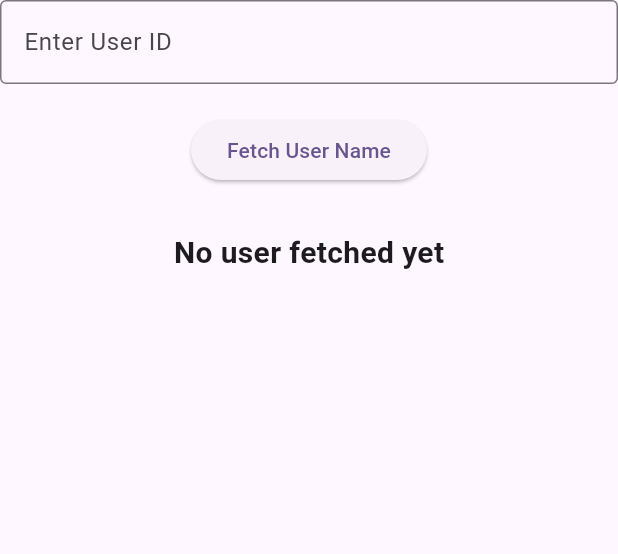
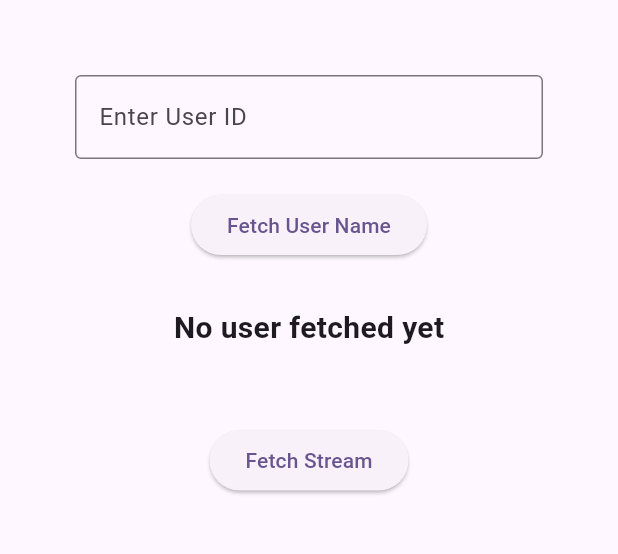
Before and after one commit to vikram-agrawal/typesafe_firebase_examples, a Flutter app: the screen it shows after launch, on a phone screen of 412 x 824 dp, the part 84-638 px from its top. Run offline on Flutter 3.47's test engine with Material 3 defaults, Android fonts, the phone set to English and light mode, and no system bars; our stand-ins replace firebase_core; missing offline and left inert: typesafe_firebase_core, typesafe_firebase_functions; accounts and stored records are empty.

Commit message:
feat: add streaming callable function example with server and client implementation, update package versions, and refine Firestore example UI text.

```diff
--- a/typesafe_firebase_firestore_example/lib/firestore/get_example.dart
+++ b/typesafe_firebase_firestore_example/lib/firestore/get_example.dart
@@ -46,7 +46,7 @@ class _GetUserState extends State<GetUserWidget> {
           TextField(
             controller: _userNameController,
             decoration: const InputDecoration(
-              labelText: "Enter User Name",
+              labelText: "Enter Doc Id",
               border: OutlineInputBorder(),
             ),
             keyboardType: TextInputType.number,
@@ -54,7 +54,7 @@ class _GetUserState extends State<GetUserWidget> {
           const SizedBox(height: 20),
 
           // Button to trigger fetch
-          ElevatedButton(onPressed: _addUser, child: const Text("Add User")),
+          ElevatedButton(onPressed: _addUser, child: const Text("Get User")),
           const SizedBox(height: 30),
 
           // Display view for User Name
--- a/typesafe_firebase_functions_example/lib/functions/api_service.dart
+++ b/typesafe_firebase_functions_example/lib/functions/api_service.dart
@@ -7,3 +7,9 @@ class ExampleApiService extends FirebaseFunctionsService {
 
   late final load = createFunction<StringData, UserProfile>("/load");
 }
+
+class StreamApiService extends FirebaseFunctionsService {
+  late final stream = createStream<VoidData, StringData, IntData>(
+    "streamClient",
+  );
+}
--- a/typesafe_firebase_functions_example/lib/main.dart
+++ b/typesafe_firebase_functions_example/lib/main.dart
@@ -1,6 +1,8 @@
 import 'package:firebase_core/firebase_core.dart';
 import 'package:flutter/material.dart';
+import 'package:typesafe_firebase_core/models/common_models.dart';
 import 'package:typesafe_firebase_core/typesafe_firebase.dart';
+import 'package:typesafe_firebase_functions_example/functions/api_service.dart';
 import 'package:typesafe_firebase_functions_example/functions/functions_example.dart';
 import 'package:typesafe_firebase_functions_example/register_models.g.dart';
 
@@ -45,6 +47,7 @@ class _MyHomePageState extends State<MyHomePage> {
   final TextEditingController _userIdController = TextEditingController();
 
   String _userName = "No user fetched yet";
+  String _streamData = "";
 
   void _fetchUserName() async {
     String input = _userIdController.text.trim();
@@ -60,6 +63,26 @@ class _MyHomePageState extends State<MyHomePage> {
     });
   }
 
+  void _fetchStream() async {
+    setState(() {
+      _streamData = "";
+    });
+
+    StreamApiService().stream.listen(
+      VoidData(),
+      handlePartialData: (data) => {
+        setState(() {
+          _streamData += " ${data.value}";
+        }),
+      },
+      handleResultData: (data) => {
+        setState(() {
+          _streamData += " : ${data.value}";
+        }),
+      },
+    );
+  }
+
   @override
   Widget build(BuildContext context) {
     return Scaffold(
@@ -68,6 +91,8 @@ class _MyHomePageState extends State<MyHomePage> {
         title: Text(widget.title),
       ),
       body: Center(
+        child: Padding(
+          padding: EdgeInsets.all(50),
           child: Column(
             children: [
               // Input view for User ID
@@ -77,7 +102,6 @@ class _MyHomePageState extends State<MyHomePage> {
                   labelText: "Enter User ID",
                   border: OutlineInputBorder(),
                 ),
-              keyboardType: TextInputType.number,
               ),
               const SizedBox(height: 20),
 
@@ -91,9 +115,29 @@ class _MyHomePageState extends State<MyHomePage> {
               // Display view for User Name
               Text(
                 _userName,
-              style: const TextStyle(fontSize: 20, fontWeight: FontWeight.bold),
+                style: const TextStyle(
+                  fontSize: 20,
+                  fontWeight: FontWeight.bold,
+                ),
+              ),
+
+              const SizedBox(height: 50),
+
+              // Button to get stream
+              ElevatedButton(
+                onPressed: _fetchStream,
+                child: const Text("Fetch Stream"),
+              ),
+              const SizedBox(height: 20),
+              Text(
+                _streamData,
+                style: const TextStyle(
+                  fontSize: 20,
+                  fontWeight: FontWeight.bold,
+                ),
               ),
             ],
+          ),
         ),
       ),
     );
--- a/typesafe_firebase_functions_example/pubspec.yaml
+++ b/typesafe_firebase_functions_example/pubspec.yaml
@@ -11,8 +11,8 @@ dependencies:
   flutter:
     sdk: flutter
 
-  typesafe_firebase_core: ^0.0.1
-  typesafe_firebase_functions: ^0.0.1
+  typesafe_firebase_core: ^0.0.3
+  typesafe_firebase_functions: ^0.0.3
   firebase_core: ^4.3.0
 
 dev_dependencies:
@@ -20,7 +20,7 @@ dev_dependencies:
     sdk: flutter
 
   build_runner: ^2.10.4
-  typesafe_firebase_generator: ^0.0.1
+  typesafe_firebase_generator: ^0.0.2
 
   flutter_lints: ^6.0.0
 
```
Also changed, not shown: 1 other file. Lines whose indentation alone changed are shown as unchanged.
